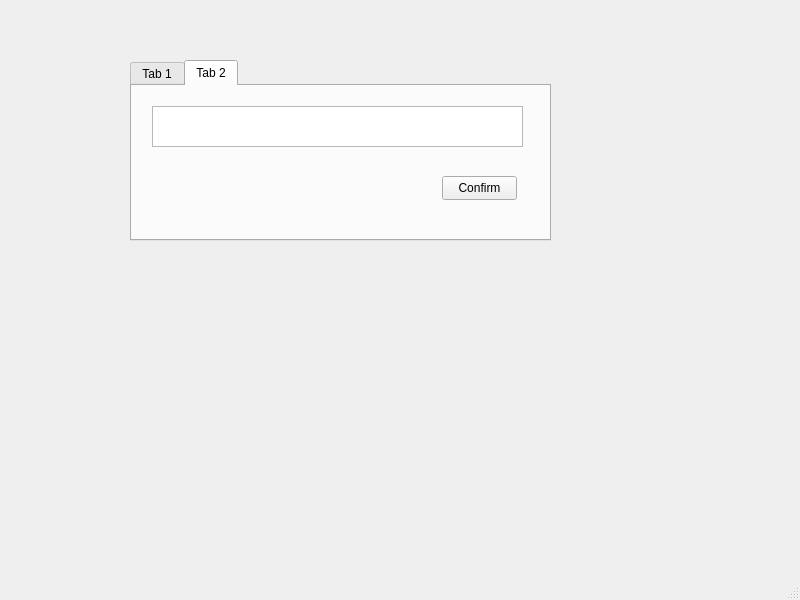
Qt form GUI/mainwindow.ui (TheMaxL/Spending-and-Savings-Tracker) before a commit.
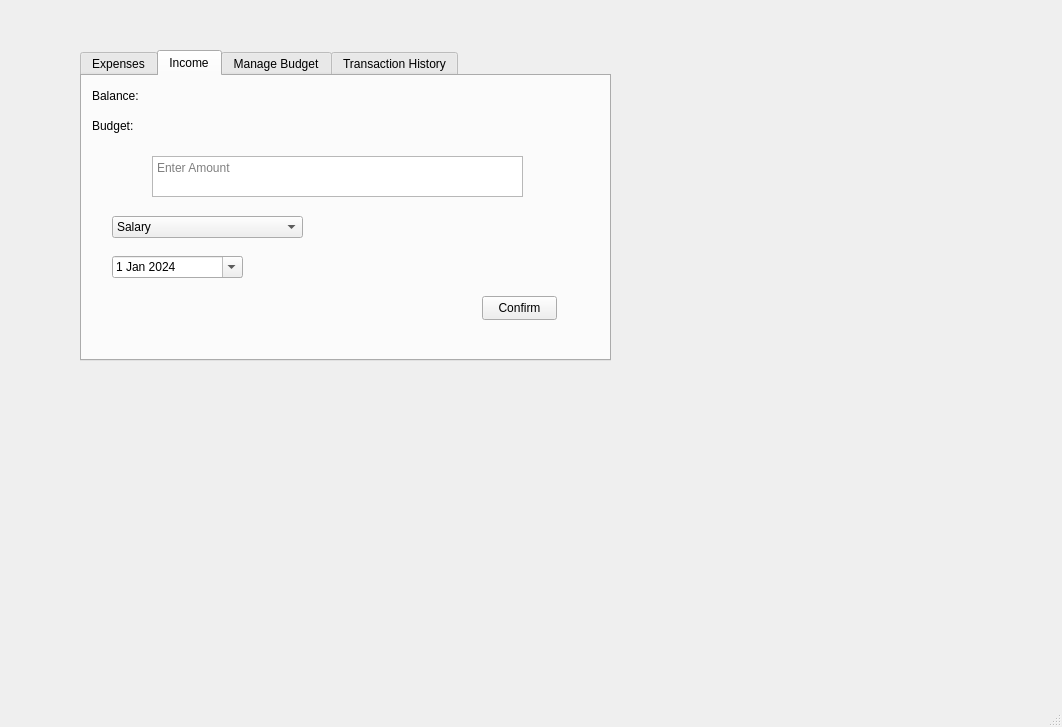
The same form after that commit. The open tabs and pages were chosen to show the change.

Commit message: Added a few stuff in the GUI, just the basic things we'll need

```diff
--- a/GUI/mainwindow.ui
+++ b/GUI/mainwindow.ui
@@ -6,8 +6,8 @@
    <rect>
     <x>0</x>
     <y>0</y>
-    <width>800</width>
-    <height>600</height>
+    <width>1062</width>
+    <height>727</height>
    </rect>
   </property>
   <property name="windowTitle">
@@ -17,18 +17,24 @@
    <widget class="QTabWidget" name="tabWidget">
     <property name="geometry">
      <rect>
-      <x>130</x>
-      <y>60</y>
-      <width>421</width>
-      <height>181</height>
+      <x>80</x>
+      <y>50</y>
+      <width>531</width>
+      <height>311</height>
      </rect>
     </property>
+    <property name="minimumSize">
+     <size>
+      <width>531</width>
+      <height>311</height>
+     </size>
+    </property>
     <property name="currentIndex">
      <number>0</number>
     </property>
     <widget class="QWidget" name="tab">
      <attribute name="title">
-      <string>Tab 1</string>
+      <string>Expenses</string>
      </attribute>
      <widget class="QTextEdit" name="textEdit">
       <property name="geometry">
@@ -111,23 +117,26 @@
     </widget>
     <widget class="QWidget" name="tab_2">
      <attribute name="title">
-      <string>Tab 2</string>
+      <string>Income</string>
      </attribute>
      <widget class="QTextEdit" name="textEdit_2">
       <property name="geometry">
        <rect>
-        <x>20</x>
-        <y>20</y>
+        <x>70</x>
+        <y>80</y>
         <width>371</width>
         <height>41</height>
        </rect>
       </property>
+      <property name="placeholderText">
+       <string>Enter Amount</string>
+      </property>
      </widget>
      <widget class="QPushButton" name="pushButton_2">
       <property name="geometry">
        <rect>
-        <x>310</x>
-        <y>90</y>
+        <x>400</x>
+        <y>220</y>
         <width>75</width>
         <height>24</height>
        </rect>
@@ -136,6 +145,107 @@
        <string>Confirm</string>
       </property>
      </widget>
+     <widget class="QLabel" name="label_3">
+      <property name="geometry">
+       <rect>
+        <x>10</x>
+        <y>10</y>
+        <width>211</width>
+        <height>20</height>
+       </rect>
+      </property>
+      <property name="text">
+       <string>Balance:</string>
+      </property>
+     </widget>
+     <widget class="QLabel" name="label_4">
+      <property name="geometry">
+       <rect>
+        <x>10</x>
+        <y>40</y>
+        <width>211</width>
+        <height>20</height>
+       </rect>
+      </property>
+      <property name="text">
+       <string>Budget:</string>
+      </property>
+     </widget>
+     <widget class="QComboBox" name="comboBox_2">
+      <property name="geometry">
+       <rect>
+        <x>30</x>
+        <y>140</y>
+        <width>191</width>
+        <height>22</height>
+       </rect>
+      </property>
+      <item>
+       <property name="text">
+        <string>Salary</string>
+       </property>
+      </item>
+      <item>
+       <property name="text">
+        <string>Allowance</string>
+       </property>
+      </item>
+      <item>
+       <property name="text">
+        <string>Carry Over</string>
+       </property>
+      </item>
+      <item>
+       <property name="text">
+        <string>Bonus</string>
+       </property>
+      </item>
+      <item>
+       <property name="text">
+        <string>Other</string>
+       </property>
+      </item>
+     </widget>
+     <widget class="QDateEdit" name="dateEdit_2">
+      <property name="geometry">
+       <rect>
+        <x>30</x>
+        <y>180</y>
+        <width>131</width>
+        <height>22</height>
+       </rect>
+      </property>
+      <property name="dateTime">
+       <datetime>
+        <hour>16</hour>
+        <minute>0</minute>
+        <second>0</second>
+        <year>2024</year>
+        <month>1</month>
+        <day>1</day>
+       </datetime>
+      </property>
+      <property name="calendarPopup">
+       <bool>true</bool>
+      </property>
+      <property name="date">
+       <date>
+        <year>2024</year>
+        <month>1</month>
+        <day>1</day>
+       </date>
+      </property>
+     </widget>
+    </widget>
+    <widget class="QWidget" name="tab_4">
+     <attribute name="title">
+      <string>Manage Budget</string>
+     </attribute>
+    </widget>
+    <widget class="QWidget" name="tab_3">
+     <attribute name="title">
+      <string>Transaction History</string>
+     </attribute>
     </widget>
    </widget>
   </widget>
```
Left out of the diff: 80 changed lines with no effect on the pictures. The commit also changes 3 other files.
